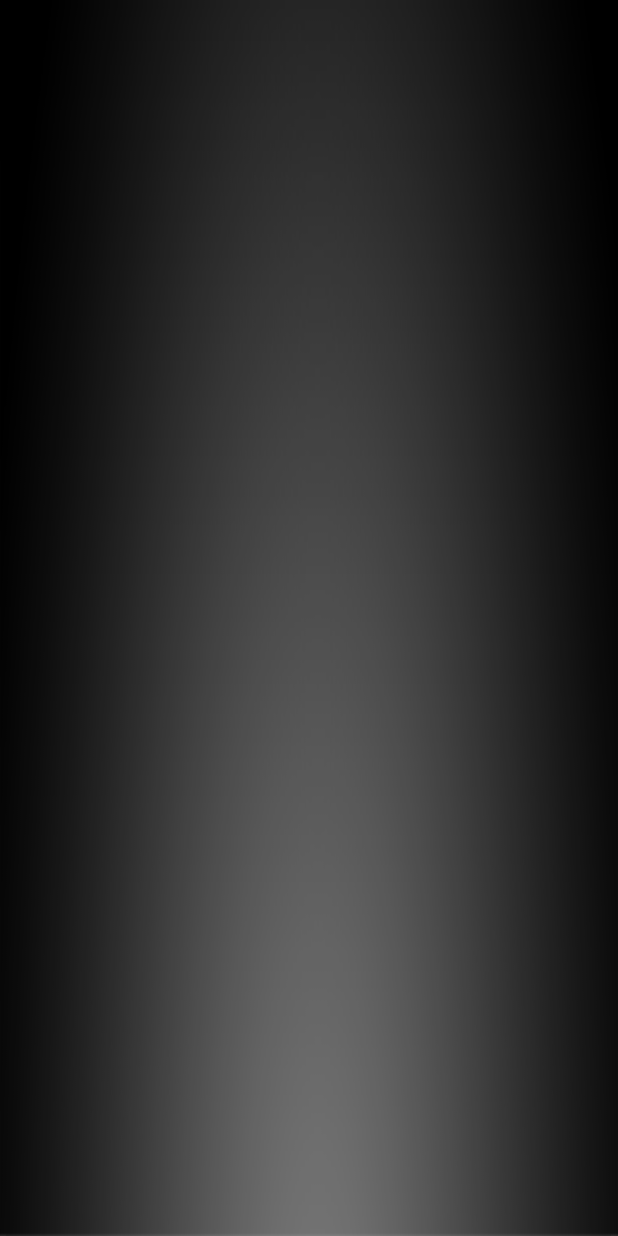
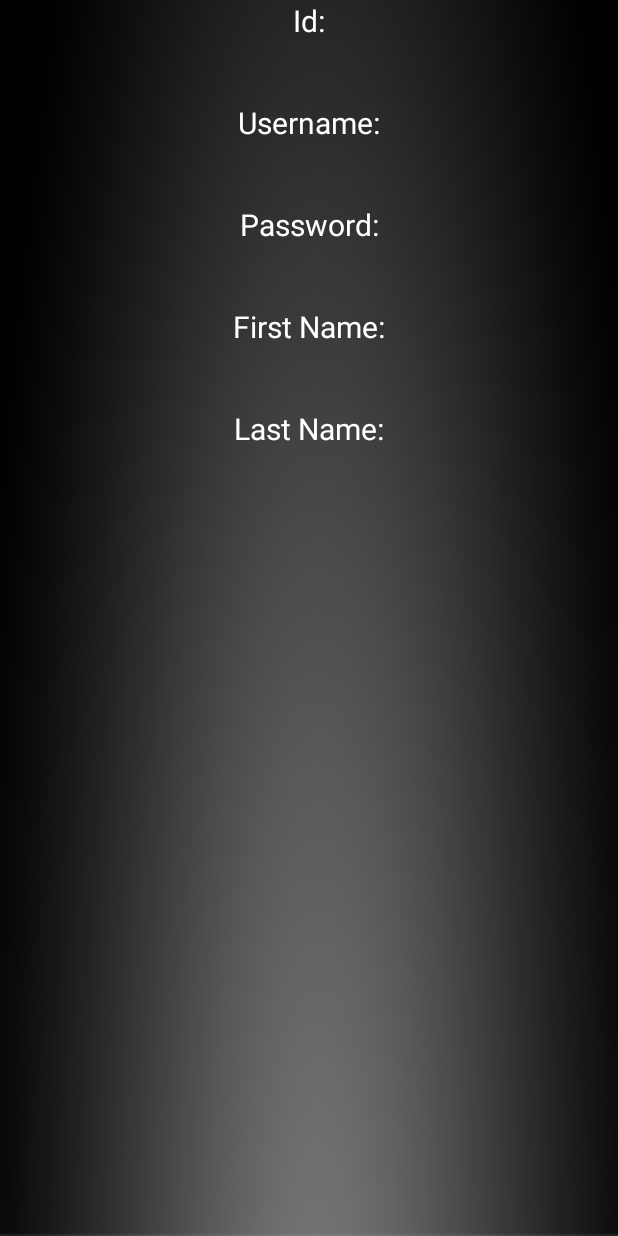
Before and after one commit to Voidbezdagon/android-420, an Android app: the layout activity_user_detailes.xml on its own in the app's theme, with its tools: preview values and no code run, on a phone screen of 412 x 824 dp. Run offline under Robolectric (Android 15) with nearby library versions, the phone set to English and light mode, and no system bars; network calls fail.

Commit message:
more stuff user

```diff
--- a/app/src/main/res/layout/activity_login.xml
+++ b/app/src/main/res/layout/activity_login.xml
@@ -66,8 +66,8 @@
         android:layout_alignStart="@+id/passwordField"
         android:layout_alignRight="@+id/passwordField"
         android:layout_alignEnd="@+id/passwordField"
-        android:onClick="loginButtonOnClick"
-        android:layout_gravity="center_horizontal" />
+        android:layout_gravity="center_horizontal"
+        android:onClick="loginButtonOnClick" />
     </LinearLayout>
 
 
--- a/app/src/main/res/layout/activity_user_detailes.xml
+++ b/app/src/main/res/layout/activity_user_detailes.xml
@@ -3,45 +3,91 @@
     android:orientation="vertical" android:layout_width="match_parent"
     android:layout_height="match_parent"
     android:weightSum="1"
-    android:background="@drawable/bg" >
-
+    android:background="@drawable/bg"
+    >
+    <TextView
+        android:layout_width="match_parent"
+        android:layout_height="wrap_content"
+        android:id="@+id/user_id_label"
+        android:textColor="#FFFFFF"
+        android:text="Id:"
+        android:textSize="20sp"
+        android:textAlignment="center"/>
     <TextView
         android:layout_width="match_parent"
         android:layout_height="wrap_content"
         android:id="@+id/user_id"
         android:textColor="#FFFFFF"
-        android:text=""/>
+        android:text=""
+        android:textSize="30sp"
+        android:textAlignment="center"/>
 
-
+    <TextView
+        android:layout_width="match_parent"
+        android:layout_height="wrap_content"
+        android:id="@+id/user_username_label"
+        android:textColor="#FFFFFF"
+        android:text="Username:"
+        android:textSize="20sp"
+        android:textAlignment="center"/>
     <TextView
         android:layout_width="match_parent"
         android:layout_height="wrap_content"
         android:id="@+id/user_username"
         android:textColor="#FFFFFF"
-        android:text=""/>
+        android:text=""
+        android:textSize="30sp"
+        android:textAlignment="center"/>
 
-
+    <TextView
+        android:layout_width="match_parent"
+        android:layout_height="wrap_content"
+        android:id="@+id/user_password_label"
+        android:textColor="#FFFFFF"
+        android:text="Password:"
+        android:textSize="20sp"
+        android:textAlignment="center"/>
     <TextView
         android:layout_width="match_parent"
         android:layout_height="wrap_content"
         android:id="@+id/user_password"
         android:textColor="#FFFFFF"
-        android:text=""/>
+        android:text=""
+        android:textSize="30sp"
+        android:textAlignment="center"/>
 
-
+    <TextView
+        android:layout_width="match_parent"
+        android:layout_height="wrap_content"
+        android:id="@+id/user_firstname_label"
+        android:textColor="#FFFFFF"
+        android:text="First Name:"
+        android:textSize="20sp"
+        android:textAlignment="center"/>
     <TextView
         android:layout_width="match_parent"
         android:layout_height="wrap_content"
         android:id="@+id/user_firstname"
         android:textColor="#FFFFFF"
-        android:text=""/>
+        android:text=""
+        android:textSize="30sp"
+        android:textAlignment="center"/>
 
-
+    <TextView
+        android:layout_width="match_parent"
+        android:layout_height="wrap_content"
+        android:id="@+id/user_lastname_label"
+        android:textColor="#FFFFFF"
+        android:text="Last Name:"
+        android:textSize="20sp"
+        android:textAlignment="center"/>
     <TextView
         android:layout_width="match_parent"
         android:layout_height="wrap_content"
         android:id="@+id/user_lastname"
         android:textColor="#FFFFFF"
-        android:text=""/>
+        android:text=""
+        android:textSize="30sp"
+        android:textAlignment="center"/>
 
 </LinearLayout>
```
Also changed, not shown: app/src/main/AndroidManifest.xml (+6 -1 lines), app/src/main/java/cm/com/teamscheduler/app/app/User.java (added, +53 -0 lines), app/src/main/java/cm/com/teamscheduler/app/app/activity_user.java (added, +98 -0 lines), app/src/main/java/cm/com/teamscheduler/app/app/activity_user_detailes.java (added, +42 -0 lines), app/src/main/java/cm/com/teamscheduler/app/app/login.java (+3 -82 lines), 1 other file.
